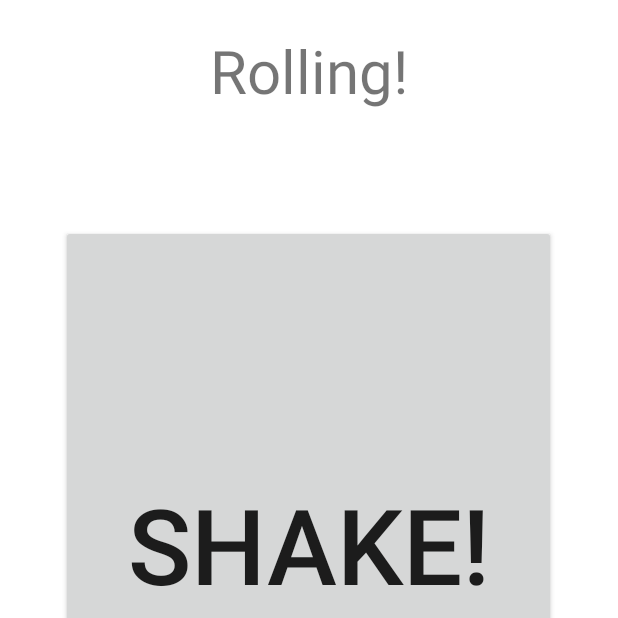
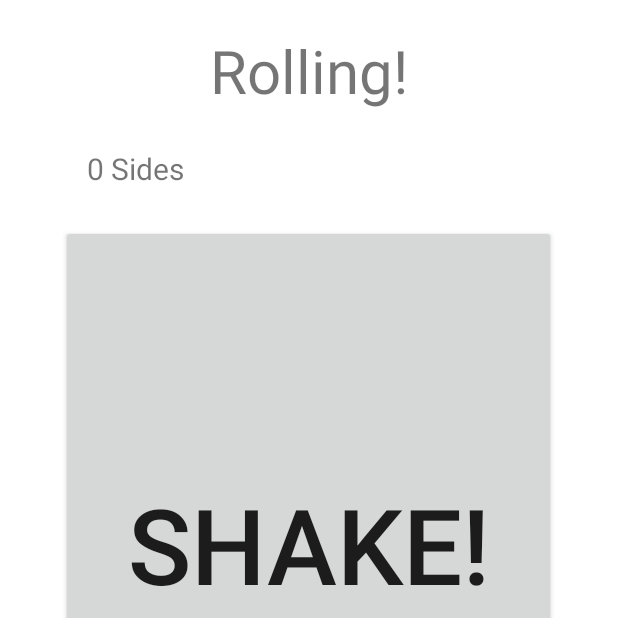
Before and after one commit to ThompsonSeamus/DiceGames, an Android app: the RollingDice screen opened directly, with no data from a screen before it, on a phone screen of 412 x 824 dp, the top half of it. Run offline under Robolectric (Android 15) with nearby library versions, the light colour scheme and no system bars.

```diff
--- a/app/src/main/java/com/example/dicegames/RollingDice.java
+++ b/app/src/main/java/com/example/dicegames/RollingDice.java
@@ -9,6 +9,7 @@ import android.hardware.SensorManager;
 import android.media.MediaPlayer;
 import android.os.Bundle;
 import android.widget.Button;
+import android.widget.TextView;
 import android.widget.Toast;
 
 public class RollingDice extends Activity {
@@ -47,7 +48,12 @@ public class RollingDice extends Activity {
         //intent from the roll data
         Intent fromRollDataIntent = getIntent();
         sides = fromRollDataIntent.getIntExtra("sides", sides);
+        String sidesString = sides+" Sides";
         cheat = fromRollDataIntent.getIntExtra("cheat", cheat);
+
+        //Text Views
+        TextView sidesAmount = findViewById(R.id.sides_amount);
+        sidesAmount.setText(sidesString);
 
         //Media Player Things
         rockAndRoll = MediaPlayer.create(this, R.raw.rock_and_roll);
--- a/app/src/main/res/layout-land/activity_roll.xml
+++ b/app/src/main/res/layout-land/activity_roll.xml
@@ -5,6 +5,18 @@ xmlns:tools="http://schemas.android.com/tools"
 android:layout_width="match_parent"
 android:layout_height="match_parent"
 tools:context=".RollingDice">
+
+    <TextView
+        android:id="@+id/sides_amount"
+        android:layout_width="wrap_content"
+        android:layout_height="wrap_content"
+        android:layout_marginStart="56dp"
+        android:text="@string/sides"
+        android:textSize="20sp"
+        app:layout_constraintBottom_toBottomOf="parent"
+        app:layout_constraintStart_toEndOf="@+id/to_rolling_data_button"
+        app:layout_constraintTop_toTopOf="parent"
+        app:layout_constraintVertical_bias="0.382" />
 
     <Button
         android:id="@+id/to_rolling_data_button"
--- a/app/src/main/res/layout/activity_roll.xml
+++ b/app/src/main/res/layout/activity_roll.xml
@@ -41,4 +41,15 @@ tools:context=".RollingDice">
         app:layout_constraintStart_toStartOf="parent"
         app:layout_constraintTop_toBottomOf="@+id/textView3" />
 
+    <TextView
+        android:id="@+id/sides_amount"
+        android:layout_width="wrap_content"
+        android:layout_height="wrap_content"
+        android:text="@string/sides"
+        android:textSize="20sp"
+        app:layout_constraintBottom_toTopOf="@+id/roll_button"
+        app:layout_constraintEnd_toStartOf="@+id/textView3"
+        app:layout_constraintStart_toStartOf="@+id/roll_button"
+        app:layout_constraintTop_toBottomOf="@+id/textView3" />
+
 </androidx.constraintlayout.widget.ConstraintLayout>
--- a/app/src/main/res/values/strings.xml
+++ b/app/src/main/res/values/strings.xml
@@ -32,4 +32,5 @@
     <string name="dice_image_text">image of dice</string>
     <string name="empty_string" />
     <string name="shake">Shake!</string>
+    <string name="sides">Sides</string>
 </resources>
```
Also changed, not shown: app/src/main/java/com/example/dicegames/Die.java (+7 -27 lines).
